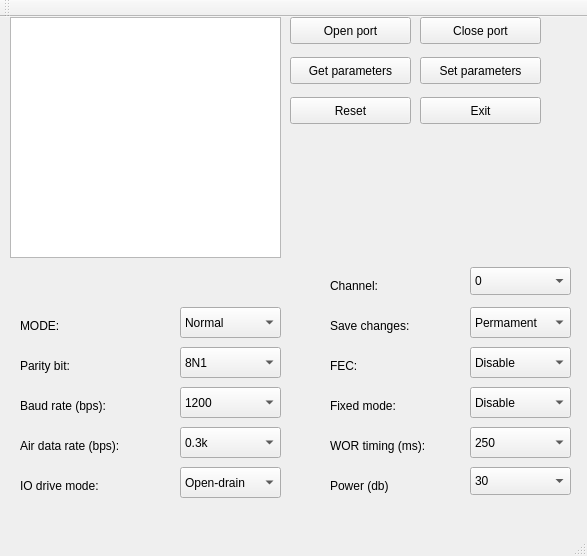
Before: the Qt Designer form mainwindow.ui in AdriannaCencora/LoRa-module-configuration-via-graphical-interface, drawn with Qt 5.
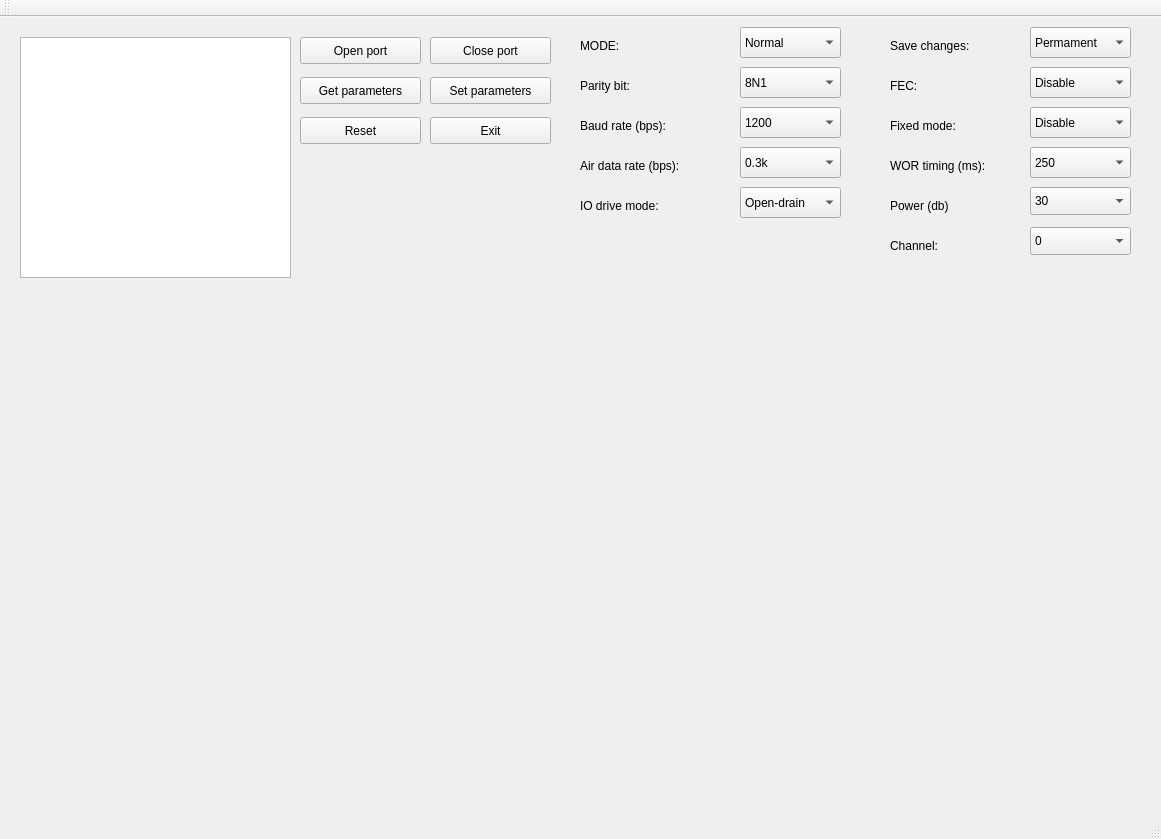
After: the same form once the commit is applied.

Commit message: console ad logic_console class added

```diff
--- a/mainwindow.ui
+++ b/mainwindow.ui
@@ -6,8 +6,8 @@
    <rect>
     <x>0</x>
     <y>0</y>
-    <width>587</width>
-    <height>556</height>
+    <width>1161</width>
+    <height>839</height>
    </rect>
   </property>
   <property name="windowTitle">
@@ -17,8 +17,8 @@
    <widget class="QTextBrowser" name="paramBrowser">
     <property name="geometry">
      <rect>
-      <x>10</x>
-      <y>0</y>
+      <x>20</x>
+      <y>20</y>
       <width>271</width>
       <height>241</height>
      </rect>
@@ -30,8 +30,8 @@
    <widget class="QPushButton" name="openBtn">
     <property name="geometry">
      <rect>
-      <x>290</x>
-      <y>0</y>
+      <x>300</x>
+      <y>20</y>
       <width>121</width>
       <height>27</height>
      </rect>
@@ -43,8 +43,8 @@
    <widget class="QPushButton" name="closeBtn">
     <property name="geometry">
      <rect>
-      <x>420</x>
-      <y>0</y>
+      <x>430</x>
+      <y>20</y>
       <width>121</width>
       <height>27</height>
      </rect>
@@ -56,8 +56,8 @@
    <widget class="QPushButton" name="getParamBtn">
     <property name="geometry">
      <rect>
-      <x>290</x>
-      <y>40</y>
+      <x>300</x>
+      <y>60</y>
       <width>121</width>
       <height>27</height>
      </rect>
@@ -69,8 +69,8 @@
    <widget class="QPushButton" name="setParamBtn">
     <property name="geometry">
      <rect>
-      <x>420</x>
-      <y>40</y>
+      <x>430</x>
+      <y>60</y>
       <width>121</width>
       <height>27</height>
      </rect>
@@ -82,8 +82,8 @@
    <widget class="QLabel" name="label">
     <property name="geometry">
      <rect>
-      <x>20</x>
-      <y>340</y>
+      <x>580</x>
+      <y>60</y>
       <width>131</width>
       <height>17</height>
      </rect>
@@ -95,8 +95,8 @@
    <widget class="QLabel" name="label_2">
     <property name="geometry">
      <rect>
-      <x>20</x>
-      <y>380</y>
+      <x>580</x>
+      <y>100</y>
       <width>131</width>
       <height>17</height>
      </rect>
@@ -108,8 +108,8 @@
    <widget class="QLabel" name="label_3">
     <property name="geometry">
      <rect>
-      <x>20</x>
-      <y>420</y>
+      <x>580</x>
+      <y>140</y>
       <width>131</width>
       <height>17</height>
      </rect>
@@ -121,8 +121,8 @@
    <widget class="QComboBox" name="parityBox">
     <property name="geometry">
      <rect>
-      <x>180</x>
-      <y>330</y>
+      <x>740</x>
+      <y>50</y>
       <width>101</width>
       <height>31</height>
      </rect>
@@ -146,8 +146,8 @@
    <widget class="QComboBox" name="baudBox">
     <property name="geometry">
      <rect>
-      <x>180</x>
-      <y>370</y>
+      <x>740</x>
+      <y>90</y>
       <width>101</width>
       <height>31</height>
      </rect>
@@ -196,8 +196,8 @@
    <widget class="QComboBox" name="airBox">
     <property name="geometry">
      <rect>
-      <x>180</x>
-      <y>410</y>
+      <x>740</x>
+      <y>130</y>
       <width>101</width>
       <height>31</height>
      </rect>
@@ -236,8 +236,8 @@
    <widget class="QPushButton" name="resetBtn">
     <property name="geometry">
      <rect>
-      <x>290</x>
-      <y>80</y>
+      <x>300</x>
+      <y>100</y>
       <width>121</width>
       <height>27</height>
      </rect>
@@ -249,8 +249,8 @@
    <widget class="QPushButton" name="exitBtn">
     <property name="geometry">
      <rect>
-      <x>420</x>
-      <y>80</y>
+      <x>430</x>
+      <y>100</y>
       <width>121</width>
       <height>27</height>
      </rect>
@@ -262,8 +262,8 @@
    <widget class="QLabel" name="label_4">
     <property name="geometry">
      <rect>
-      <x>330</x>
-      <y>340</y>
+      <x>890</x>
+      <y>60</y>
       <width>131</width>
       <height>17</height>
      </rect>
@@ -275,8 +275,8 @@
    <widget class="QLabel" name="label_5">
     <property name="geometry">
      <rect>
-      <x>330</x>
-      <y>380</y>
+      <x>890</x>
+      <y>100</y>
       <width>131</width>
       <height>17</height>
      </rect>
@@ -288,8 +288,8 @@
    <widget class="QLabel" name="label_6">
     <property name="geometry">
      <rect>
-      <x>330</x>
-      <y>420</y>
+      <x>890</x>
+      <y>140</y>
       <width>131</width>
       <height>17</height>
      </rect>
@@ -301,8 +301,8 @@
    <widget class="QComboBox" name="fecBox">
     <property name="geometry">
      <rect>
-      <x>470</x>
-      <y>330</y>
+      <x>1030</x>
+      <y>50</y>
       <width>101</width>
       <height>31</height>
      </rect>
@@ -321,8 +321,8 @@
    <widget class="QComboBox" name="fixedBox">
     <property name="geometry">
      <rect>
-      <x>470</x>
-      <y>370</y>
+      <x>1030</x>
+      <y>90</y>
       <width>101</width>
       <height>31</height>
      </rect>
@@ -341,8 +341,8 @@
    <widget class="QComboBox" name="worBox">
     <property name="geometry">
      <rect>
-      <x>470</x>
-      <y>410</y>
+      <x>1030</x>
+      <y>130</y>
       <width>101</width>
       <height>31</height>
      </rect>
@@ -391,8 +391,8 @@
    <widget class="QLabel" name="label_8">
     <property name="geometry">
      <rect>
-      <x>20</x>
-      <y>460</y>
+      <x>580</x>
+      <y>180</y>
       <width>131</width>
       <height>17</height>
      </rect>
@@ -404,8 +404,8 @@
    <widget class="QComboBox" name="ioBox">
     <property name="geometry">
      <rect>
-      <x>180</x>
-      <y>450</y>
+      <x>740</x>
+      <y>170</y>
       <width>101</width>
       <height>31</height>
      </rect>
@@ -424,8 +424,8 @@
    <widget class="QComboBox" name="modeBox">
     <property name="geometry">
      <rect>
-      <x>180</x>
-      <y>290</y>
+      <x>740</x>
+      <y>10</y>
       <width>101</width>
       <height>31</height>
      </rect>
@@ -454,8 +454,8 @@
    <widget class="QLabel" name="label_7">
     <property name="geometry">
      <rect>
-      <x>20</x>
-      <y>300</y>
+      <x>580</x>
+      <y>20</y>
       <width>131</width>
       <height>17</height>
      </rect>
@@ -467,8 +467,8 @@
    <widget class="QLabel" name="label_9">
     <property name="geometry">
      <rect>
-      <x>330</x>
-      <y>300</y>
+      <x>890</x>
+      <y>20</y>
       <width>131</width>
       <height>17</height>
      </rect>
@@ -480,8 +480,8 @@
    <widget class="QComboBox" name="saveBox">
     <property name="geometry">
      <rect>
-      <x>470</x>
-      <y>290</y>
+      <x>1030</x>
+      <y>10</y>
       <width>101</width>
       <height>31</height>
      </rect>
@@ -500,8 +500,8 @@
    <widget class="QComboBox" name="powerBox">
     <property name="geometry">
      <rect>
-      <x>470</x>
-      <y>450</y>
+      <x>1030</x>
+      <y>170</y>
       <width>101</width>
       <height>28</height>
      </rect>
@@ -530,8 +530,8 @@
    <widget class="QComboBox" name="channelBox">
     <property name="geometry">
      <rect>
-      <x>470</x>
-      <y>250</y>
+      <x>1030</x>
+      <y>210</y>
       <width>101</width>
       <height>28</height>
      </rect>
@@ -625,8 +625,8 @@
    <widget class="QLabel" name="label_10">
     <property name="geometry">
      <rect>
-      <x>330</x>
-      <y>260</y>
+      <x>890</x>
+      <y>220</y>
       <width>131</width>
       <height>17</height>
      </rect>
@@ -638,8 +638,8 @@
    <widget class="QLabel" name="label_11">
     <property name="geometry">
      <rect>
-      <x>330</x>
-      <y>460</y>
+      <x>890</x>
+      <y>180</y>
       <width>131</width>
       <height>17</height>
      </rect>
@@ -648,6 +648,28 @@
      <string>Power (db)</string>
     </property>
    </widget>
+   <widget class="QWidget" name="formLayoutWidget">
+    <property name="geometry">
+     <rect>
+      <x>19</x>
+      <y>340</y>
+      <width>1131</width>
+      <height>341</height>
+     </rect>
+    </property>
+    <layout class="QFormLayout" name="conOutLayout"/>
+   </widget>
+   <widget class="QWidget" name="verticalLayoutWidget">
+    <property name="geometry">
+     <rect>
+      <x>20</x>
+      <y>700</y>
+      <width>1131</width>
+      <height>51</height>
+     </rect>
+    </property>
+    <layout class="QVBoxLayout" name="inputLayout"/>
+   </widget>
   </widget>
   <widget class="QMenuBar" name="menuBar">
    <property name="geometry">
```
Left out of the diff: 4 changed lines with no effect on the pictures. The commit also changes 8 other files.
